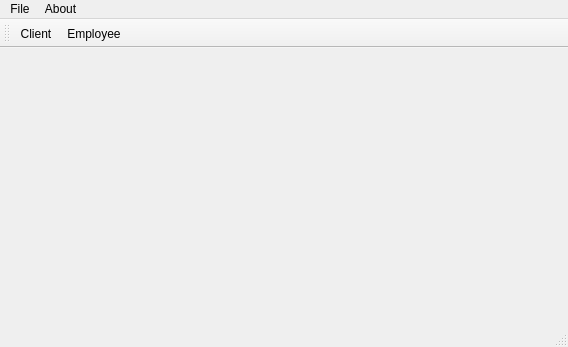
The window that mainwindow.ui (mariedegen/QtProject) describes before a commit, drawn with Qt 5.
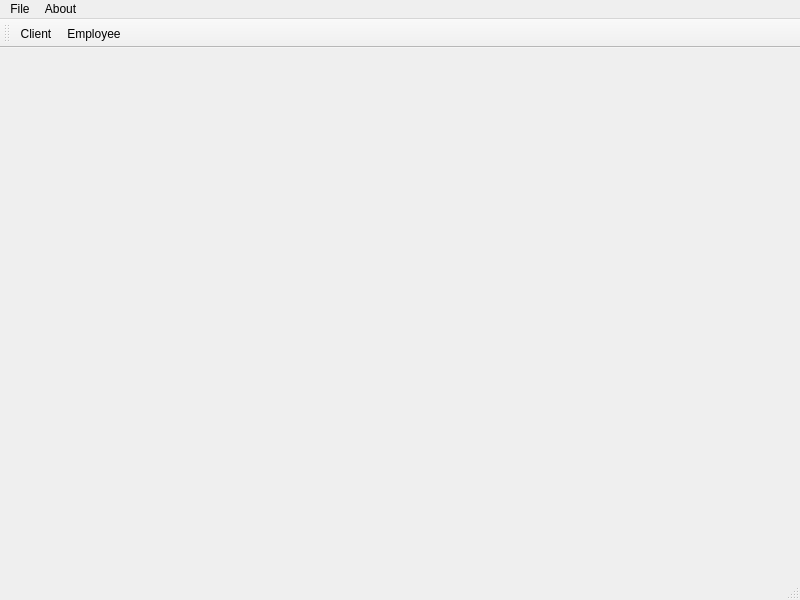
The same window after the commit. Icons and pictures are not drawn.

The edit to the form file:
```diff
--- a/mainwindow.ui
+++ b/mainwindow.ui
@@ -6,8 +6,8 @@
    <rect>
     <x>0</x>
     <y>0</y>
-    <width>568</width>
-    <height>347</height>
+    <width>800</width>
+    <height>600</height>
    </rect>
   </property>
   <property name="windowTitle">
@@ -19,7 +19,7 @@
     <rect>
      <x>0</x>
      <y>0</y>
-     <width>568</width>
+     <width>800</width>
      <height>22</height>
     </rect>
    </property>
```
Left out of the diff: 14 changed lines with no effect on the pictures.
